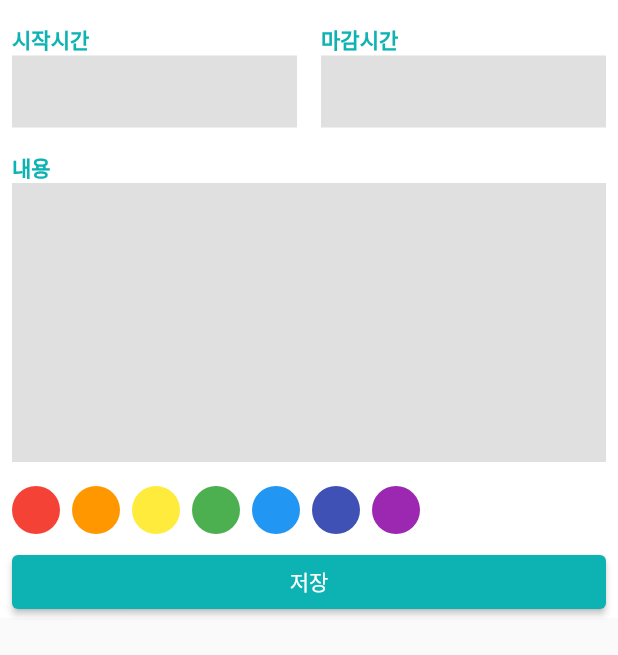
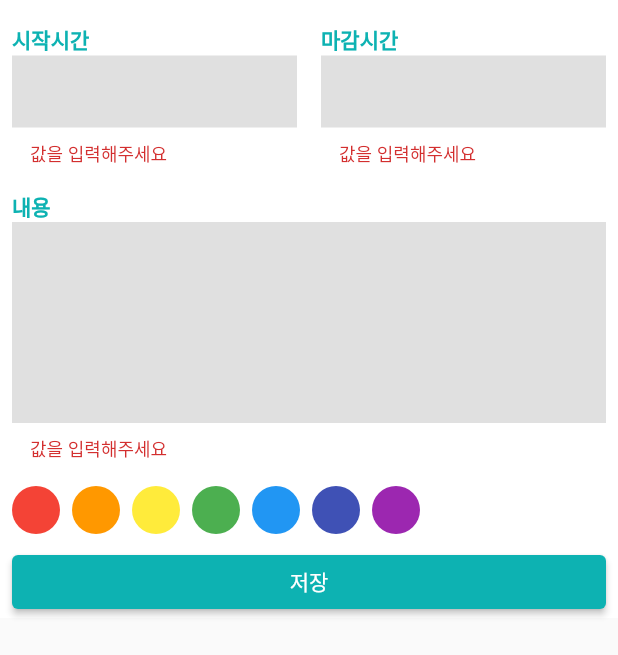
Before and after one commit to gkswl412/flutter_example, a Flutter app: the ScheduleBottomSheet widget shown alone on an empty page, opened directly, after a tap on "저장", on a phone screen of 412 x 824 dp. Shown: the top 655 px of the screen. Run offline on Flutter 3.47's test engine with Material 2 defaults, Android fonts, the phone set to English and light mode, and no system bars; our stand-ins replace drift, geolocator, google_maps_flutter, image_picker, responsive_framework, table_calendar and 1 more; accounts and stored records are empty; generated files the repository leaves out were written again.

Commit message:
[2023-02-01] text_field validation 체크 기능 추가

```diff
--- a/calendar_scheduler/lib/component/custom_text_field.dart
+++ b/calendar_scheduler/lib/component/custom_text_field.dart
@@ -35,7 +35,16 @@ class CustomTextField extends StatelessWidget {
   }
 
   Widget renderTextField() {
-    return TextField(
+    return TextFormField(
+      // null이 리턴되면 에러가 없다
+      // 에러가 있으면 에러를 String 값으로 리턴해준다.
+      validator: (String? val) {
+        if(val == null || val.isEmpty) {
+          return '값을 입력해주세요';
+        }
+
+        return null;
+      },
       cursorColor: Colors.grey,
       maxLines: isTime ? 1 : null,
       expands: !isTime,
--- a/calendar_scheduler/lib/component/schedule_bottom_sheet.dart
+++ b/calendar_scheduler/lib/component/schedule_bottom_sheet.dart
@@ -2,15 +2,22 @@ import 'package:calendar_scheduler/component/custom_text_field.dart';
 import 'package:calendar_scheduler/const/colors.dart';
 import 'package:flutter/material.dart';
 
-class ScheduleBottomSheet extends StatelessWidget {
+class ScheduleBottomSheet extends StatefulWidget {
   const ScheduleBottomSheet({Key? key}) : super(key: key);
+
+  @override
+  State<ScheduleBottomSheet> createState() => _ScheduleBottomSheetState();
+}
+
+class _ScheduleBottomSheetState extends State<ScheduleBottomSheet> {
+  final GlobalKey<FormState> formKey = GlobalKey();
 
   @override
   Widget build(BuildContext context) {
     final bottomInset = MediaQuery.of(context).viewInsets.bottom;
 
     return GestureDetector(
-      onTap: (){
+      onTap: () {
         FocusScope.of(context).requestFocus(FocusNode());
       },
       child: SafeArea(
@@ -25,6 +32,8 @@ class ScheduleBottomSheet extends StatelessWidget {
                 right: 8.0,
                 top: 16.0,
               ),
+              child: Form(
+                key: formKey,
                 child: Column(
                   crossAxisAlignment: CrossAxisAlignment.start,
                   children: [
@@ -40,8 +49,11 @@ class ScheduleBottomSheet extends StatelessWidget {
                     SizedBox(
                       height: 8.0,
                     ),
-                  _SaveButton(),
+                    _SaveButton(
+                      onPressed: onSavePressed,
+                    ),
                   ],
+                ),
               ),
             ),
           ),
@@ -50,15 +62,33 @@ class ScheduleBottomSheet extends StatelessWidget {
     );
   }
 
-  Row _Time() {
+  void onSavePressed() {
+    // formKey는 생성을 했는데
+    // Form 위젯과 결합을 안했을 때
+    if(formKey.currentState == null) {
+      return;
+    }
+
+    if(formKey.currentState!.validate()) {
+      print('에러가 없습니다.');
+    }else {
+      print('에러가 있습니다.');
+    }
+  }
+}
+
+class _Time extends StatelessWidget {
+  const _Time({Key? key}) : super(key: key);
+
+  @override
+  Widget build(BuildContext context) {
     return Row(
       children: [
         Expanded(
             child: CustomTextField(
           label: '시작시간',
           isTime: true,
-          )
-        ),
+        )),
         SizedBox(
           width: 16.0,
         ),
@@ -66,8 +96,7 @@ class ScheduleBottomSheet extends StatelessWidget {
             child: CustomTextField(
           label: '마감시간',
           isTime: true,
-          )
-        ),
+        )),
       ],
     );
   }
@@ -120,7 +149,12 @@ class _ColorPicker extends StatelessWidget {
 }
 
 class _SaveButton extends StatelessWidget {
-  const _SaveButton({Key? key}) : super(key: key);
+  final VoidCallback onPressed;
+
+  const _SaveButton({
+    required this.onPressed,
+    Key? key,
+  }) : super(key: key);
 
   @override
   Widget build(BuildContext context) {
@@ -128,7 +162,7 @@ class _SaveButton extends StatelessWidget {
       children: [
         Expanded(
           child: ElevatedButton(
-            onPressed: () {},
+            onPressed: onPressed,
             style: ElevatedButton.styleFrom(
               backgroundColor: PRIMARY_COLOR,
             ),
```
Also changed, not shown: calendar_scheduler/lib/database/drift_database.dart (added, +43 -0 lines), calendar_scheduler/lib/main.dart (+17 -1 lines). Lines whose indentation alone changed are shown as unchanged.
